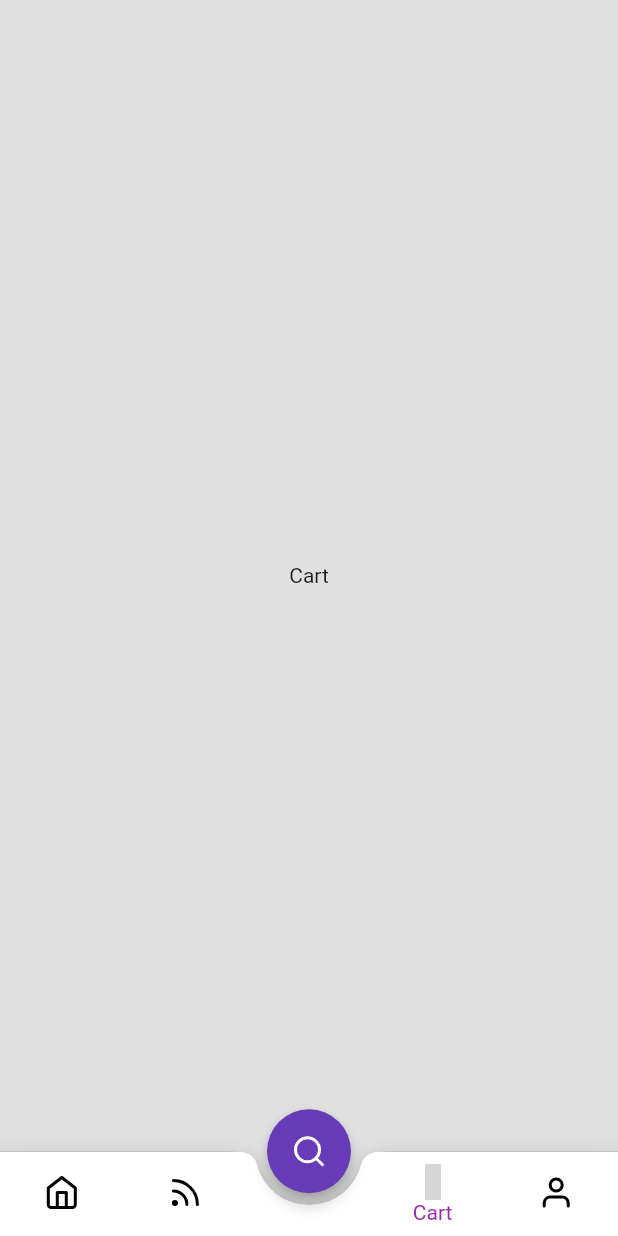
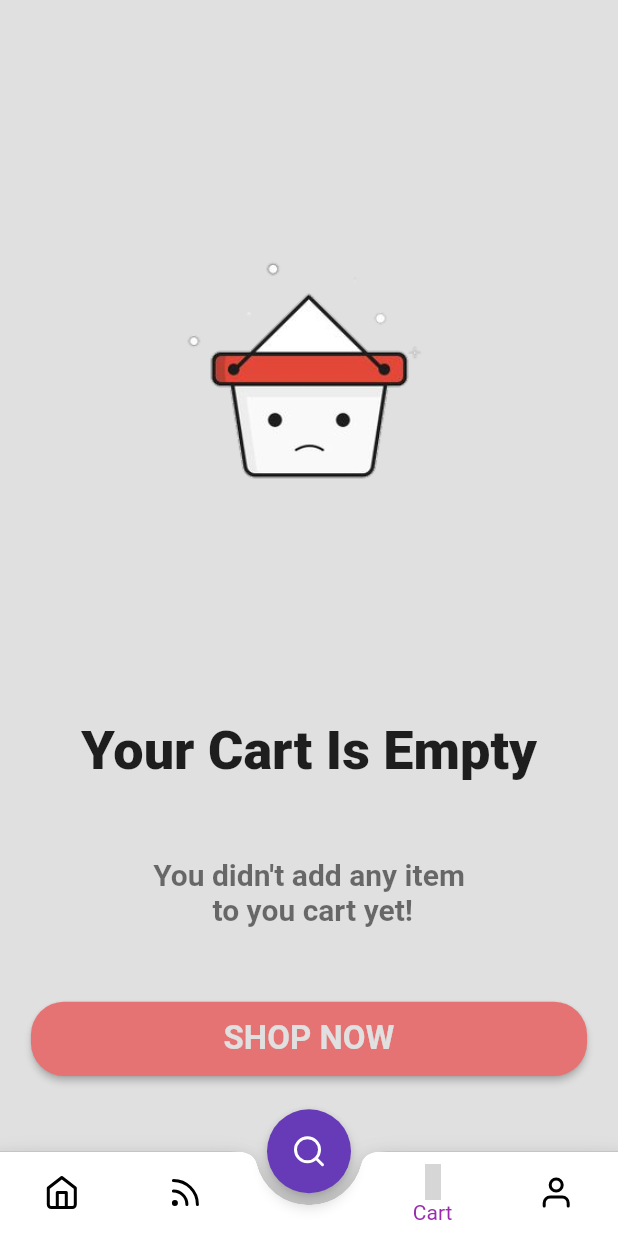
Before and after one commit to prodigyK/ShoppingApp, a Flutter app: the screen it shows after launch, item 4 of the bottom bar chosen, on a phone screen of 412 x 824 dp. Run offline on Flutter 3.47's test engine with Material 2 defaults, Android fonts, the phone set to English and light mode, and no system bars; our stand-ins replace flutter_icons, shared_preferences; missing offline and left inert: list_tile_switch; network calls fail; grey boxes are pictures that could not be loaded.

Commit message:
Add empty cart

```diff
--- a/lib/screens/cart.dart
+++ b/lib/screens/cart.dart
@@ -1,8 +1,12 @@
+import 'package:course_firebase_app/screens/cart_empty.dart';
 import 'package:flutter/material.dart';
 
 class Cart extends StatelessWidget {
   @override
   Widget build(BuildContext context) {
-    return Center(child: Text('Cart'));
+    var size = MediaQuery.of(context).size;
+    return Scaffold(
+      body: CartEmpty(size: size),
+    );
   }
 }
--- /dev/null
+++ b/lib/screens/cart_empty.dart
@@ -0,0 +1,61 @@
+import 'package:course_firebase_app/constants/color_consts.dart';
+import 'package:course_firebase_app/provider/dark_theme_provider.dart';
+import 'package:flutter/material.dart';
+import 'package:provider/provider.dart';
+
+class CartEmpty extends StatelessWidget {
+  const CartEmpty({
+    Key key,
+    @required this.size,
+  }) : super(key: key);
+
+  final Size size;
+
+  @override
+  Widget build(BuildContext context) {
+    var darkTheme = Provider.of<DarkThemeProvider>(context).darkTheme;
+    return Column(
+      mainAxisAlignment: MainAxisAlignment.spaceEvenly,
+      crossAxisAlignment: CrossAxisAlignment.center,
+      children: [
+        SizedBox(height: 20),
+        Image.asset('assets/images/empty_cart.png'),
+        Text('Your Cart Is Empty', style: TextStyle(fontWeight: FontWeight.w800, fontSize: 36)),
+        Text(
+          "You didn't add any item \n to you cart yet!",
+          style: TextStyle(
+            fontWeight: FontWeight.bold,
+            fontSize: 20,
+            color: darkTheme ? Theme.of(context).disabledColor : ColorsConsts.subTitle,
+          ),
+          textAlign: TextAlign.center,
+        ),
+        Container(
+          width: size.width * 0.9,
+          height: size.height * 0.06,
+          child: ElevatedButton(
+            style: ButtonStyle(
+              backgroundColor: MaterialStateProperty.all(ColorsConsts.favBadgeColor),
+              shape: MaterialStateProperty.all(
+                RoundedRectangleBorder(
+                  borderRadius: BorderRadius.all(
+                    Radius.circular(22),
+                  ),
+                ),
+              ),
+            ),
+            child: Text(
+              'SHOP NOW',
+              style: TextStyle(
+                fontWeight: FontWeight.bold,
+                fontSize: 22,
+                color: Theme.of(context).buttonColor,
+              ),
+            ),
+            onPressed: () {},
+          ),
+        ),
+      ],
+    );
+  }
+}
--- a/pubspec.yaml
+++ b/pubspec.yaml
@@ -50,8 +50,8 @@ flutter:
   uses-material-design: true
 
   # To add assets to your application, add an assets section, like this:
-  # assets:
-  #   - images/a_dot_burr.jpeg
+  assets:
+    - assets/images/empty_cart.png
   #   - images/a_dot_ham.jpeg
 
   # An image asset can refer to one or more resolution-specific "variants", see
```
Also changed, not shown: assets/images/empty_cart.png (added).
